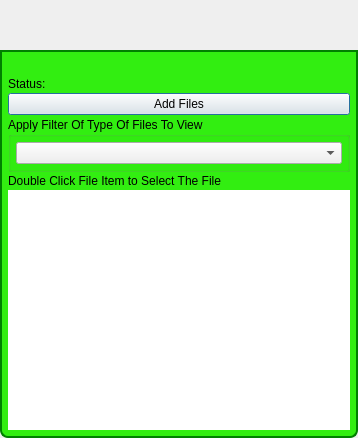
brettrjones/gotvptop, file GoTvApps/GoTvCommon/Forms/ActivityViewLibraryFiles.ui: the form before one commit.
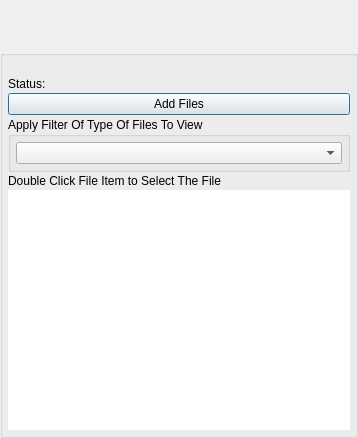
The form after the commit. Custom widgets are drawn as their Qt base class.

```diff
--- a/GoTvApps/GoTvCommon/Forms/ActivityViewLibraryFiles.ui
+++ b/GoTvApps/GoTvCommon/Forms/ActivityViewLibraryFiles.ui
@@ -40,44 +40,6 @@
   <property name="toolTip">
    <string/>
   </property>
-  <property name="styleSheet">
-   <string notr="true">QDialog#DownloadsDialog
-{   
-color: transparent;
-background-color: transparent;
-border: 1px solid transparent;
-border-radius: 8px; 
-}
-
-#ViewFilesTitleBox
-{   
-color: black;
-background-color: rgb(50,238,17);
-border: 2px solid green;
-border-top-left-radius: 8px; 
-border-top-right-radius: 8px;
-}
-
-#TitleLabel
-{   
-color: black;
-}
-
-#FileItemsBox
-{   
-background-color: rgb(50,238,17);
-border: 2px solid green;
-border-top-color: green; 
-border-bottom-left-radius: 8px; 
-border-bottom-right-radius: 8px;
-}
-
-#FileItemList
-{   
-background-color: white;
-border: 1px solid transparent;
-}</string>
-  </property>
   <layout class="QVBoxLayout" name="verticalLayout">
    <property name="spacing">
     <number>0</number>
@@ -267,6 +229,12 @@
    <header>TitleBarWidget.h</header>
    <container>1</container>
   </customwidget>
+  <customwidget>
+   <class>BottomBarWidget</class>
+   <extends>QWidget</extends>
+   <header location="global">BottomBarWidget.h</header>
+   <container>1</container>
+  </customwidget>
   <customwidget>
    <class>VxPushButton</class>
    <extends>QPushButton</extends>
```
Left out of the diff: 21 changed lines with no effect on the pictures.
